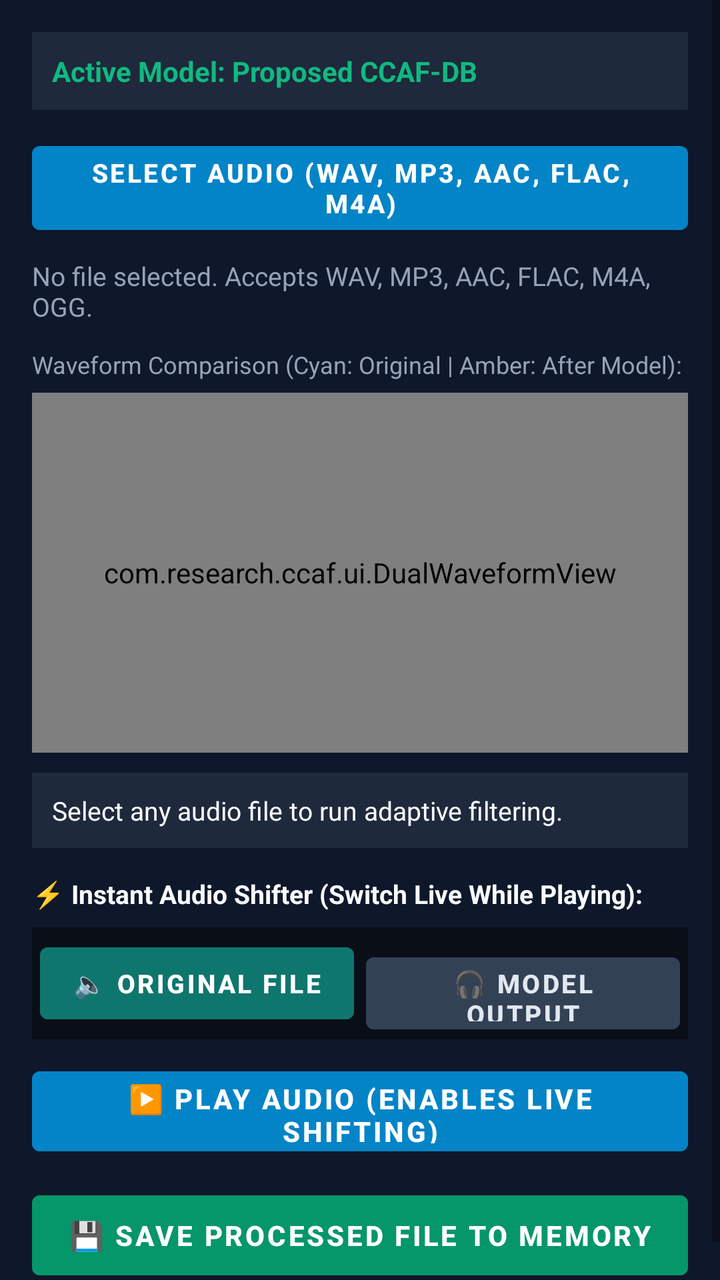
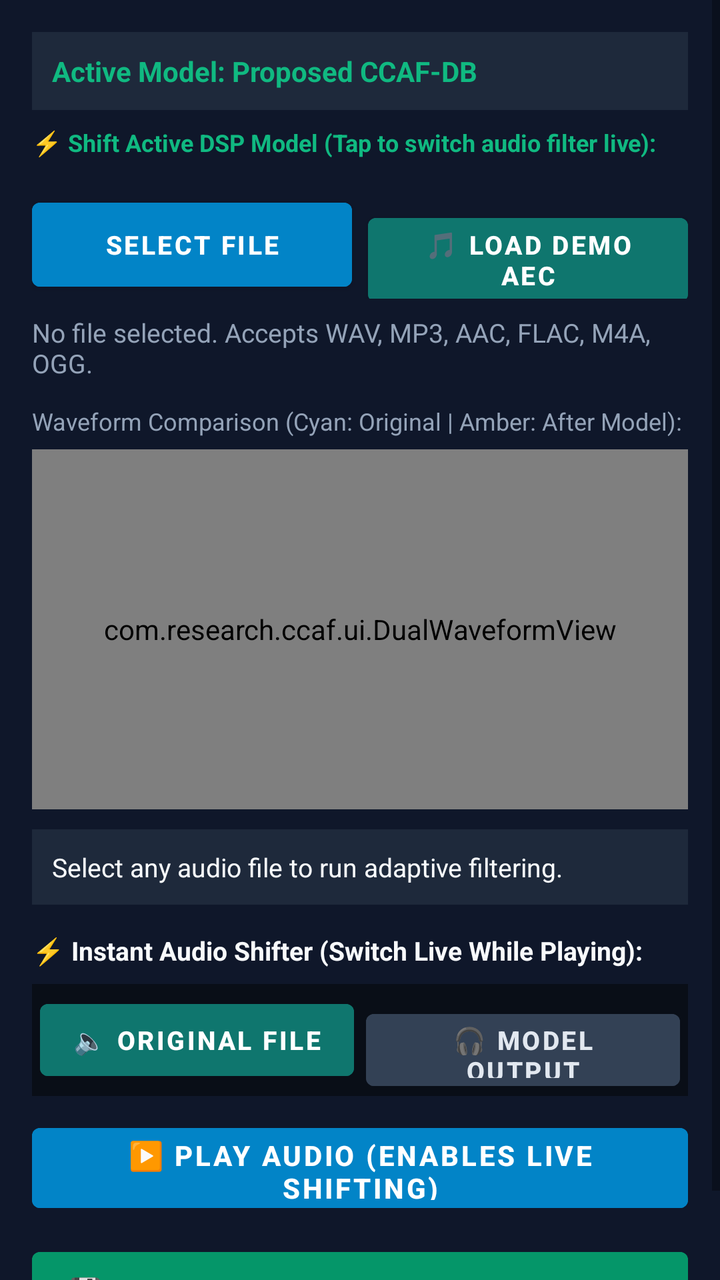

An Android layout rendered at two revisions. The XML below is the earlier revision; the diff shows what the commit changed to produce the second picture.
<!-- AndroidManifest.xml: application theme Theme.CCAFApp -->
<!-- res/layout/fragment_select_file.xml -->
<?xml version="1.0" encoding="utf-8"?>
<ScrollView xmlns:android="http://schemas.android.com/apk/res/android"
    android:layout_width="match_parent"
    android:layout_height="match_parent"
    android:background="@color/background"
    android:fillViewport="true">

    <LinearLayout
        android:layout_width="match_parent"
        android:layout_height="wrap_content"
        android:orientation="vertical"
        android:padding="16dp">

        
        <TextView
            android:id="@+id/tvActiveModelTagFile"
            android:layout_width="match_parent"
            android:layout_height="wrap_content"
            android:background="#1E293B"
            android:padding="10dp"
            android:text="Active Model: Proposed CCAF-DB"
            android:textColor="@color/accent_emerald"
            android:textSize="14sp"
            android:textStyle="bold" />

        
        <Button
            android:id="@+id/btnSelectFile"
            android:layout_width="match_parent"
            android:layout_height="54dp"
            android:layout_marginTop="12dp"
            android:backgroundTint="#0284C7"
            android:text="SELECT AUDIO (WAV, MP3, AAC, FLAC, M4A)"
            android:textColor="#FFFFFF"
            android:textSize="13sp"
            android:textStyle="bold" />

        
        <TextView
            android:id="@+id/tvFileInfo"
            android:layout_width="match_parent"
            android:layout_height="wrap_content"
            android:layout_marginTop="8dp"
            android:text="No file selected. Accepts WAV, MP3, AAC, FLAC, M4A, OGG."
            android:textColor="@color/text_secondary"
            android:textSize="13sp" />

        <ProgressBar
            android:id="@+id/progressBar"
            style="?android:attr/progressBarStyleHorizontal"
            android:layout_width="match_parent"
            android:layout_height="wrap_content"
            android:layout_marginTop="4dp"
            android:indeterminate="true"
            android:visibility="gone" />

        
        <TextView
            android:layout_width="wrap_content"
            android:layout_height="wrap_content"
            android:layout_marginTop="12dp"
            android:text="Waveform Comparison (Cyan: Original | Amber: After Model):"
            android:textColor="@color/text_secondary"
            android:textSize="12sp" />

        <com.research.ccaf.ui.DualWaveformView
            android:id="@+id/fileWaveformView"
            android:layout_width="match_parent"
            android:layout_height="180dp"
            android:layout_marginTop="6dp" />

        
        <TextView
            android:id="@+id/tvProcessingStats"
            android:layout_width="match_parent"
            android:layout_height="wrap_content"
            android:layout_marginTop="10dp"
            android:background="#1E293B"
            android:padding="10dp"
            android:text="Select any audio file to run adaptive filtering."
            android:textColor="@color/text_primary"
            android:textSize="13sp" />

        
        <TextView
            android:layout_width="wrap_content"
            android:layout_height="wrap_content"
            android:layout_marginTop="14dp"
            android:text="⚡ Instant Audio Shifter (Switch Live While Playing):"
            android:textColor="@color/text_primary"
            android:textSize="13sp"
            android:textStyle="bold" />

        <LinearLayout
            android:layout_width="match_parent"
            android:layout_height="wrap_content"
            android:layout_marginTop="8dp"
            android:background="#090E17"
            android:padding="4dp"
            android:orientation="horizontal">

            <Button
                android:id="@+id/btnShiftOriginal"
                android:layout_width="0dp"
                android:layout_height="48dp"
                android:layout_weight="1"
                android:backgroundTint="#0F766E"
                android:text="🔈 Original File"
                android:textColor="#FFFFFF"
                android:textSize="13sp"
                android:textStyle="bold" />

            <Button
                android:id="@+id/btnShiftModel"
                android:layout_width="0dp"
                android:layout_height="48dp"
                android:layout_marginStart="6dp"
                android:layout_weight="1"
                android:backgroundTint="#334155"
                android:text="🎧 Model Output"
                android:textColor="#E2E8F0"
                android:textSize="13sp"
                android:textStyle="bold" />
        </LinearLayout>

        
        <Button
            android:id="@+id/btnPlaySeamless"
            android:layout_width="match_parent"
            android:layout_height="52dp"
            android:layout_marginTop="10dp"
            android:backgroundTint="#0284C7"
            android:enabled="false"
            android:text="▶️ PLAY AUDIO (ENABLES LIVE SHIFTING)"
            android:textColor="#FFFFFF"
            android:textSize="14sp"
            android:textStyle="bold" />

        
        <Button
            android:id="@+id/btnSaveNewFile"
            android:layout_width="match_parent"
            android:layout_height="52dp"
            android:layout_marginTop="10dp"
            android:backgroundTint="#059669"
            android:enabled="false"
            android:text="💾 SAVE PROCESSED FILE TO MEMORY"
            android:textColor="#FFFFFF"
            android:textSize="14sp"
            android:textStyle="bold" />

    </LinearLayout>
</ScrollView>
<!-- resources referenced by this layout -->
<resources>
  <color name="accent_emerald">#10B981</color>
  <color name="background">#0F172A</color>
  <color name="text_primary">#F8FAFC</color>
  <color name="text_secondary">#94A3B8</color>
  <style name="Theme.CCAFApp" parent="Theme.MaterialComponents.DayNight.NoActionBar">
          <item name="colorPrimary">@color/primary</item>
          <item name="colorPrimaryVariant">@color/primary_variant</item>
          <item name="colorSecondary">@color/secondary</item>
          <item name="android:windowBackground">@color/background</item>
          <item name="android:statusBarColor">#0B1120</item>
          <item name="android:navigationBarColor">#0F172A</item>
      </style>
  <color name="primary">#0284C7</color>
  <color name="primary_variant">#0369A1</color>
  <color name="secondary">#10B981</color>
</resources>

<!-- the commit's change to res/layout/fragment_select_file.xml (unified diff, before → after) -->
@@ -24,16 +24,57 @@
             android:textStyle="bold" />
 
         
-        <Button
-            android:id="@+id/btnSelectFile"
+        <TextView
+            android:layout_width="wrap_content"
+            android:layout_height="wrap_content"
+            android:layout_marginTop="8dp"
+            android:text="⚡ Shift Active DSP Model (Tap to switch audio filter live):"
+            android:textColor="@color/accent_emerald"
+            android:textSize="12sp"
+            android:textStyle="bold" />
+
+        <HorizontalScrollView
             android:layout_width="match_parent"
-            android:layout_height="54dp"
+            android:layout_height="wrap_content"
+            android:layout_marginTop="4dp"
+            android:scrollbars="none">
+
+            <LinearLayout
+                android:id="@+id/layoutQuickModelBarFile"
+                android:layout_width="wrap_content"
+                android:layout_height="wrap_content"
+                android:orientation="horizontal" />
+        </HorizontalScrollView>
+
+        <LinearLayout
+            android:layout_width="match_parent"
+            android:layout_height="wrap_content"
             android:layout_marginTop="12dp"
-            android:backgroundTint="#0284C7"
-            android:text="SELECT AUDIO (WAV, MP3, AAC, FLAC, M4A)"
-            android:textColor="#FFFFFF"
-            android:textSize="13sp"
-            android:textStyle="bold" />
+            android:orientation="horizontal">
+
+            <Button
+                android:id="@+id/btnSelectFile"
+                android:layout_width="0dp"
+                android:layout_height="54dp"
+                android:layout_weight="1"
+                android:backgroundTint="#0284C7"
+                android:text="SELECT FILE"
+                android:textColor="#FFFFFF"
+                android:textSize="13sp"
+                android:textStyle="bold" />
+
+            <Button
+                android:id="@+id/btnLoadDemoAudio"
+                android:layout_width="0dp"
+                android:layout_height="54dp"
+                android:layout_marginStart="8dp"
+                android:layout_weight="1"
+                android:backgroundTint="#0F766E"
+                android:text="🎵 LOAD DEMO AEC"
+                android:textColor="#FFFFFF"
+                android:textSize="13sp"
+                android:textStyle="bold" />
+        </LinearLayout>
 
         
         <TextView
